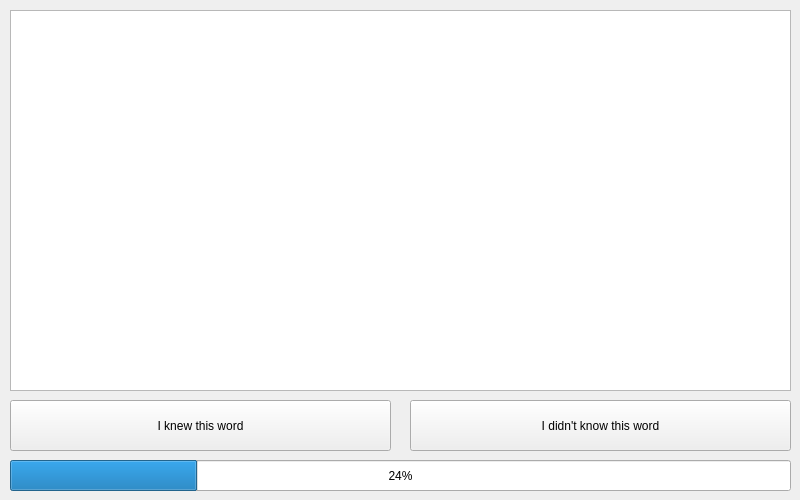
Before: the Qt Designer form ui/flashcard.ui in pystander/Word-Sea, drawn with Qt 5.
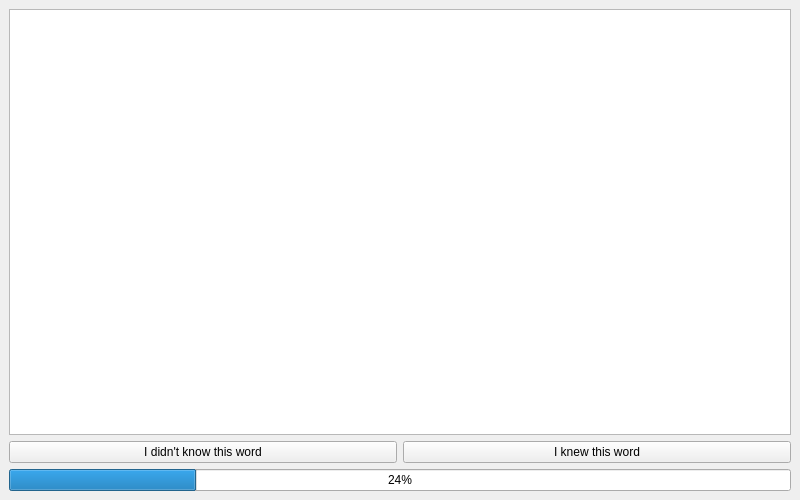
After: the same form once the commit is applied. Icons and pictures are not drawn.

Commit message: Enable auto-resizing and save icon paths in UI files

```diff
--- a/ui/flashcard.ui
+++ b/ui/flashcard.ui
@@ -14,44 +14,29 @@
    <string>Flashcard</string>
   </property>
   <widget class="QWidget" name="widget_central">
-   <widget class="QListWidget" name="list_cluster">
-    <property name="geometry">
-     <rect>
-      <x>10</x>
-      <y>10</y>
-      <width>781</width>
-      <height>381</height>
-     </rect>
+   <layout class="QVBoxLayout" name="layout_main">
+    <property name="spacing">
+     <number>6</number>
     </property>
-   </widget>
-   <widget class="QPushButton" name="button_learn">
-    <property name="geometry">
-     <rect>
-      <x>10</x>
-      <y>400</y>
-      <width>381</width>
-      <height>51</height>
-     </rect>
+    <property name="leftMargin">
+     <number>9</number>
     </property>
-    <property name="text">
-     <string>I knew this word</string>
+    <property name="topMargin">
+     <number>9</number>
     </property>
-    <property name="autoDefault">
-     <bool>false</bool>
+    <property name="rightMargin">
+     <number>9</number>
     </property>
-    <property name="default">
-     <bool>false</bool>
+    <property name="bottomMargin">
+     <number>9</number>
     </property>
-   </widget>
+    <item>
+     <widget class="QListWidget" name="list_cluster"/>
+    </item>
+    <item>
+     <layout class="QHBoxLayout" name="layout_buttons">
+      <item>
    <widget class="QPushButton" name="button_unlearn">
-    <property name="geometry">
-     <rect>
-      <x>410</x>
-      <y>400</y>
-      <width>381</width>
-      <height>51</height>
-     </rect>
-    </property>
     <property name="text">
      <string>I didn't know this word</string>
     </property>
@@ -62,19 +47,33 @@
      <bool>false</bool>
     </property>
    </widget>
+      </item>
+      <item>
+       <widget class="QPushButton" name="button_learn">
+        <property name="text">
+         <string>I knew this word</string>
+        </property>
+        <property name="autoDefault">
+         <bool>false</bool>
+        </property>
+        <property name="default">
+         <bool>false</bool>
+        </property>
+       </widget>
+      </item>
+     </layout>
+    </item>
+    <item>
    <widget class="QProgressBar" name="progress_learned">
-    <property name="geometry">
-     <rect>
-      <x>10</x>
-      <y>460</y>
-      <width>781</width>
-      <height>31</height>
-     </rect>
-    </property>
     <property name="value">
      <number>24</number>
     </property>
    </widget>
+    </item>
+   </layout>
+   <zorder>list_cluster</zorder>
+   <zorder>horizontalLayoutWidget</zorder>
+   <zorder>progress_learned</zorder>
   </widget>
  </widget>
  <resources/>
```
Left out of the diff: 4 changed lines with no effect on the pictures. Lines whose indentation alone changed are shown as unchanged. The commit also changes 5 other files.
